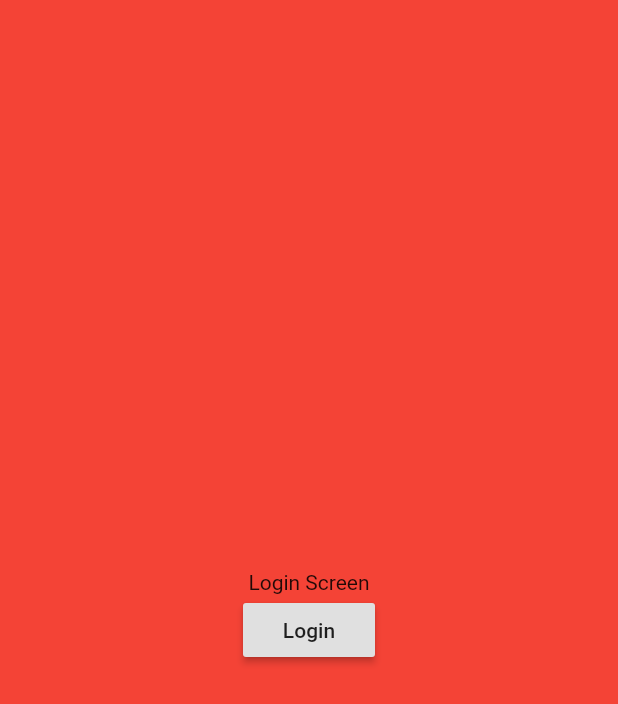
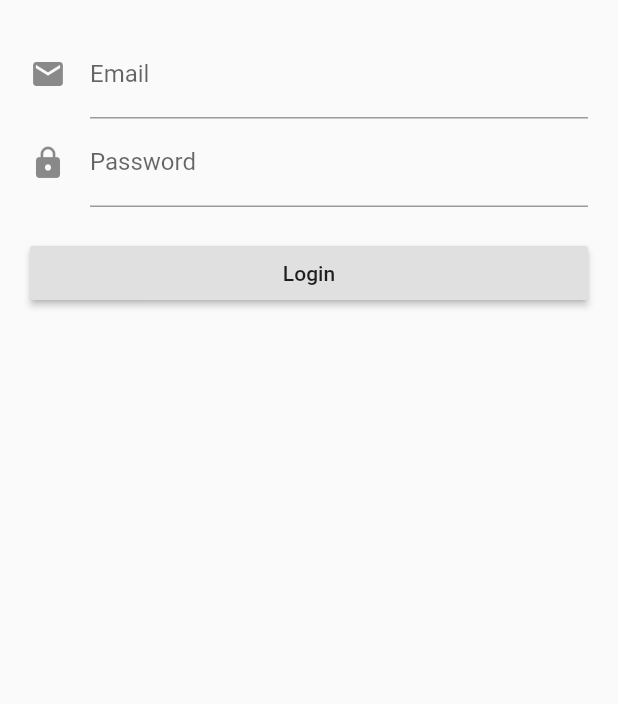
Before and after one commit to farellsujanto/flutter-bloc-template, a Flutter app: the LoginScreen screen opened by its route, on a phone screen of 412 x 824 dp. Shown: the top 704 px of the screen. Run offline on Flutter 3.47's test engine with Material 2 defaults, Android fonts, the phone set to English and light mode, and no system bars; our stand-ins replace bloc, equatable, firebase_auth, flutter_bloc, google_sign_in, rxdart; accounts and stored records are empty.

Commit message:
Added sample firebase login

```diff
--- a/lib/blocs/auth/auth_event.dart
+++ b/lib/blocs/auth/auth_event.dart
@@ -11,4 +11,6 @@ class AuthInitialize extends AuthEvent {}
 
 class AuthLogin extends AuthEvent {}
 
+class AuthInitializeBlank extends AuthEvent {}
+
 class AuthSignOut extends AuthEvent {}
--- /dev/null
+++ b/lib/blocs/login/login.dart
@@ -0,0 +1,3 @@
+export 'login_bloc.dart';
+export 'login_event.dart';
+export 'login_state.dart';
--- /dev/null
+++ b/lib/blocs/login/login_bloc.dart
@@ -0,0 +1,72 @@
+import 'dart:async';
+import 'package:meta/meta.dart';
+import 'package:bloc/bloc.dart';
+import 'login.dart';
+import 'validators.dart';
+import 'package:rxdart/rxdart.dart';
+import 'package:todos_normal_test/repositories/firebase_auth_repository.dart';
+
+class LoginBloc extends Bloc<LoginEvent, LoginState> {
+  final FirebaseAuthRepository _firebaseAuthRepository;
+
+  LoginBloc({@required FirebaseAuthRepository firebaseAuthRepository})
+      : assert(firebaseAuthRepository != null),
+        _firebaseAuthRepository = firebaseAuthRepository;
+
+  @override
+  LoginState get initialState => LoginState.empty();
+
+  @override
+  Stream<Transition<LoginEvent, LoginState>> transformEvents(
+    Stream<LoginEvent> events,
+    TransitionFunction<LoginEvent, LoginState> transitionFn,
+  ) {
+    final nonDebounceStream = events.where((event) {
+      return (event is! EmailChanged && event is! PasswordChanged);
+    });
+    final debounceStream = events.where((event) {
+      return (event is EmailChanged || event is PasswordChanged);
+    }).debounceTime(Duration(milliseconds: 300));
+    return super.transformEvents(
+      nonDebounceStream.mergeWith([debounceStream]),
+      transitionFn,
+    );
+  }
+
+  @override
+  Stream<LoginState> mapEventToState(LoginEvent event) async* {
+    if (event is EmailChanged) {
+      yield* _mapEmailChangedToState(event.email);
+    }
+    if (event is PasswordChanged) {
+      yield* _mapPasswordChangedToState(event.password);
+    }
+    if (event is LoginButtonPressed) {
+      yield* _mapLoginButtonPressedToState(
+          email: event.email, password: event.password);
+    }
+    if (event is LoginWithGoogleButtonPressed) {}
+  }
+
+  Stream<LoginState> _mapEmailChangedToState(String email) async* {
+    yield state.update(isEmailValid: Validators.isValidEmail(email));
+  }
+
+  Stream<LoginState> _mapPasswordChangedToState(String password) async* {
+    yield state.update(isPasswordValid: Validators.isValidPassword(password));
+  }
+
+  Stream<LoginState> _mapLoginButtonPressedToState({
+    String email,
+    String password,
+  }) async* {
+    yield LoginState.loading();
+    try {
+      await _firebaseAuthRepository.signInWithCredentials(email, password);
+      yield LoginState.success();
+    } catch (e) {
+      print(e);
+      yield LoginState.failure(e.message);
+    }
+  }
+}
--- /dev/null
+++ b/lib/blocs/login/login_event.dart
@@ -0,0 +1,50 @@
+import 'package:equatable/equatable.dart';
+import 'package:meta/meta.dart';
+
+class LoginEvent extends Equatable {
+  const LoginEvent();
+
+  @override
+  List<Object> get props => [];
+}
+
+class EmailChanged extends LoginEvent {
+  final String email;
+
+  const EmailChanged({@required this.email});
+
+  @override
+  List<Object> get props => [email];
+
+  @override
+  String toString() => 'EmailChanged { email :$email }';
+}
+
+class PasswordChanged extends LoginEvent {
+  final String password;
+
+  const PasswordChanged({@required this.password});
+
+  @override
+  List<Object> get props => [password];
+
+  @override
+  String toString() => 'PasswordChanged { password: $password }';
+}
+
+class LoginButtonPressed extends LoginEvent {
+  final String email;
+  final String password;
+
+  LoginButtonPressed({@required this.email, @required this.password});
+
+  @override
+  List<Object> get props => [email, password];
+
+  @override
+  String toString() {
+    return 'Login Button Pressed { email: $email, password: $password }';
+  }
+}
+
+class LoginWithGoogleButtonPressed extends LoginEvent {}
--- /dev/null
+++ b/lib/blocs/login/login_state.dart
@@ -0,0 +1,108 @@
+import 'package:meta/meta.dart';
+
+@immutable
+class LoginState {
+  final bool isEmailValid;
+  final bool isPasswordValid;
+  final bool isSubmitting;
+  final bool isSuccess;
+  final bool isFailure;
+  final String message;
+
+  bool get isFormValid => isEmailValid && isPasswordValid;
+
+  LoginState({
+    @required this.isEmailValid,
+    @required this.isPasswordValid,
+    @required this.isSubmitting,
+    @required this.isSuccess,
+    @required this.isFailure,
+    this.message,
+  });
+
+  factory LoginState.empty() {
+    return LoginState(
+      isEmailValid: true,
+      isPasswordValid: true,
+      isSubmitting: false,
+      isSuccess: false,
+      isFailure: false,
+      message: '',
+    );
+  }
+
+  factory LoginState.loading() {
+    return LoginState(
+      isEmailValid: true,
+      isPasswordValid: true,
+      isSubmitting: true,
+      isSuccess: false,
+      isFailure: false,
+      message: '',
+    );
+  }
+
+  factory LoginState.failure(message) {
+    return LoginState(
+      isEmailValid: true,
+      isPasswordValid: true,
+      isSubmitting: false,
+      isSuccess: false,
+      isFailure: true,
+      message: message,
+    );
+  }
+
+  factory LoginState.success() {
+    return LoginState(
+      isEmailValid: true,
+      isPasswordValid: true,
+      isSubmitting: false,
+      isSuccess: true,
+      isFailure: false,
+      message: '',
+    );
+  }
+
+  LoginState update({
+    bool isEmailValid,
+    bool isPasswordValid,
+  }) {
+    return copyWith(
+      isEmailValid: isEmailValid,
+      isPasswordValid: isPasswordValid,
+      isSubmitting: false,
+      isSuccess: false,
+      isFailure: false,
+    );
+  }
+
+  LoginState copyWith({
+    bool isEmailValid,
+    bool isPasswordValid,
+    bool isSubmitEnabled,
+    bool isSubmitting,
+    bool isSuccess,
+    bool isFailure,
+  }) {
+    return LoginState(
+      isEmailValid: isEmailValid ?? this.isEmailValid,
+      isPasswordValid: isPasswordValid ?? this.isPasswordValid,
+      isSubmitting: isSubmitting ?? this.isSubmitting,
+      isSuccess: isSuccess ?? this.isSuccess,
+      isFailure: isFailure ?? this.isFailure,
+    );
+  }
+
+  @override
+  String toString() {
+    return '''LoginState {
+      isEmailValid: $isEmailValid,
+      isPasswordValid: $isPasswordValid,
+      isSubmitting: $isSubmitting,
+      isSuccess: $isSuccess,
+      isFailure: $isFailure,
+      message: $message,
+    }''';
+  }
+}
--- /dev/null
+++ b/lib/blocs/login/validators.dart
@@ -0,0 +1,16 @@
+class Validators {
+  static final RegExp _emailRegExp = RegExp(
+    r'^[a-zA-Z0-9.!#$%&’*+/=?^_`{|}~-]+@[a-zA-Z0-9-]+(?:\.[a-zA-Z0-9-]+)*$',
+  );
+  static final RegExp _passwordRegExp = RegExp(
+    r'^(?=.*[A-Za-z])(?=.*\d)[A-Za-z\d]{8,}$',
+  );
+
+  static isValidEmail(String email) {
+    return _emailRegExp.hasMatch(email);
+  }
+
+  static isValidPassword(String password) {
+    return password.length >= 6;
+  }
+}
--- /dev/null
+++ b/lib/screens/login/login_body.dart
@@ -0,0 +1,152 @@
+import 'package:flutter/material.dart';
+import 'package:flutter_bloc/flutter_bloc.dart';
+import 'package:todos_normal_test/blocs/login/login.dart';
+
+class LoginBody extends StatefulWidget {
+  @override
+  _LoginBodyState createState() => _LoginBodyState();
+}
+
+class _LoginBodyState extends State<LoginBody> {
+  final TextEditingController _emailController = TextEditingController();
+  final TextEditingController _passwordController = TextEditingController();
+
+  LoginBloc _loginBloc;
+
+  @override
+  void initState() {
+    super.initState();
+    _loginBloc = BlocProvider.of<LoginBloc>(context);
+    _emailController.addListener(_onEmailChanged);
+    _passwordController.addListener(_onPasswordChanged);
+  }
+
+  @override
+  Widget build(BuildContext context) {
+    return BlocListener<LoginBloc, LoginState>(
+      listener: (context, state) {
+        if (state.isFailure) {
+          Scaffold.of(context)
+            ..hideCurrentSnackBar()
+            ..showSnackBar(
+              SnackBar(
+                content: Row(
+                  children: <Widget>[
+                    Icon(Icons.error),
+                    SizedBox(
+                      width: 10.0,
+                    ),
+                    Expanded(
+                      child: Wrap(
+                        children: <Widget>[
+                          Text(state.message),
+                        ],
+                      ),
+                    ),
+                  ],
+                ),
+                backgroundColor: Colors.red,
+              ),
+            );
+        }
+        if (state.isSubmitting) {
+          Scaffold.of(context)
+            ..hideCurrentSnackBar()
+            ..showSnackBar(
+              SnackBar(
+                content: Row(
+                  mainAxisAlignment: MainAxisAlignment.spaceBetween,
+                  children: [
+                    Text('Logging In...'),
+                    CircularProgressIndicator(),
+                  ],
+                ),
+              ),
+            );
+        }
+      },
+      child: BlocBuilder<LoginBloc, LoginState>(
+        builder: (context, state) {
+          return Padding(
+            padding: EdgeInsets.all(20.0),
+            child: Form(
+              child: ListView(
+                children: <Widget>[
+                  TextFormField(
+                    controller: _emailController,
+                    decoration: InputDecoration(
+                      icon: Icon(Icons.email),
+                      labelText: 'Email',
+                    ),
+                    keyboardType: TextInputType.emailAddress,
+                    autovalidate: true,
+                    autocorrect: false,
+                    validator: (_) {
+                      return !state.isEmailValid ? 'Invalid Email' : null;
+                    },
+                  ),
+                  TextFormField(
+                    controller: _passwordController,
+                    decoration: InputDecoration(
+                      icon: Icon(Icons.lock),
+                      labelText: 'Password',
+                    ),
+                    obscureText: true,
+                    autovalidate: true,
+                    autocorrect: false,
+                    validator: (_) {
+                      return !state.isPasswordValid ? 'Invalid Password' : null;
+                    },
+                  ),
+                  Padding(
+                    padding: EdgeInsets.symmetric(vertical: 20),
+                    child: Column(
+                      crossAxisAlignment: CrossAxisAlignment.stretch,
+                      children: <Widget>[
+                        RaisedButton(
+                          child: Text("Login"),
+                          onPressed: _onFormSubmitted,
+                        ),
+                        // LoginButton(
+                        //   onPressed: isLoginButtonEnabled(state)
+                        //       ? _onFormSubmitted
+                        //       : null,
+                        // ),
+                        // GoogleLoginButton(),
+                        // CreateAccountButton(userRepository: _userRepository),
+                      ],
+                    ),
+                  ),
+                ],
+              ),
+            ),
+          );
+        },
+      ),
+    );
+  }
+
+  @override
+  void dispose() {
+    _emailController.dispose();
+    _passwordController.dispose();
+    super.dispose();
+  }
+
+  void _onEmailChanged() {
+    _loginBloc.add(EmailChanged(email: _emailController.text));
+  }
+
+  void _onPasswordChanged() {
+    _loginBloc.add(PasswordChanged(password: _passwordController.text));
+  }
+
+  void _onFormSubmitted() {
+    _loginBloc.add(
+      LoginButtonPressed(
+        email: _emailController.text,
+        password: _passwordController.text,
+      ),
+    );
+  }
+}
--- a/lib/screens/login/login_screen.dart
+++ b/lib/screens/login/login_screen.dart
@@ -1,10 +1,21 @@
 import 'package:flutter/material.dart';
+import 'package:flutter_bloc/flutter_bloc.dart';
+import 'package:todos_normal_test/blocs/login/login.dart';
+import 'package:todos_normal_test/repositories/firebase_auth_repository.dart';
+
+import 'login_body.dart';
 
 class LoginScreen extends StatelessWidget {
   @override
   Widget build(BuildContext context) {
-    return Container(
-
+    return Scaffold(
+      body: BlocProvider<LoginBloc>(
+        create: (context) => LoginBloc(
+          firebaseAuthRepository:
+              RepositoryProvider.of<FirebaseAuthRepository>(context),
+        ),
+        child: LoginBody(),
+      ),
     );
   }
 }
--- a/lib/screens/login_screen.dart
+++ /dev/null
@@ -1,32 +0,0 @@
-import 'dart:ui';
-
-import 'package:flutter/material.dart';
-import 'package:flutter_bloc/flutter_bloc.dart';
-import '../blocs/auth/auth.dart';
-
-class LoginScreen extends StatelessWidget {
-  @override
-  Widget build(BuildContext context) {
-    final authBloc = BlocProvider.of<AuthBloc>(context);
-
-    return Scaffold(
-      backgroundColor: Colors.red,
-      body: Container(
-        child: Center(
-          child: Column(
-            mainAxisAlignment: MainAxisAlignment.center,
-            children: <Widget>[
-              Text("Login Screen"),
-              RaisedButton(
-                child: Text("Login"),
-                onPressed: () {
-                  authBloc.add(AuthLogin());
-                },
-              ),
-            ],
-          ),
-        ),
-      ),
-    );
-  }
-}
--- a/lib/screens/screens.dart
+++ b/lib/screens/screens.dart
@@ -1,4 +1,4 @@
 export 'home_screen.dart';
-export 'login_screen.dart';
+export 'login/login_screen.dart';
 export 'splash_screen.dart';
 export 'todos_screen.dart';
```
Also changed, not shown: lib/blocs/auth/auth_bloc.dart (+37 -13 lines), lib/main.dart (+9 -5 lines), lib/repositories/firebase_auth_repository.dart (+7 -1 lines).
